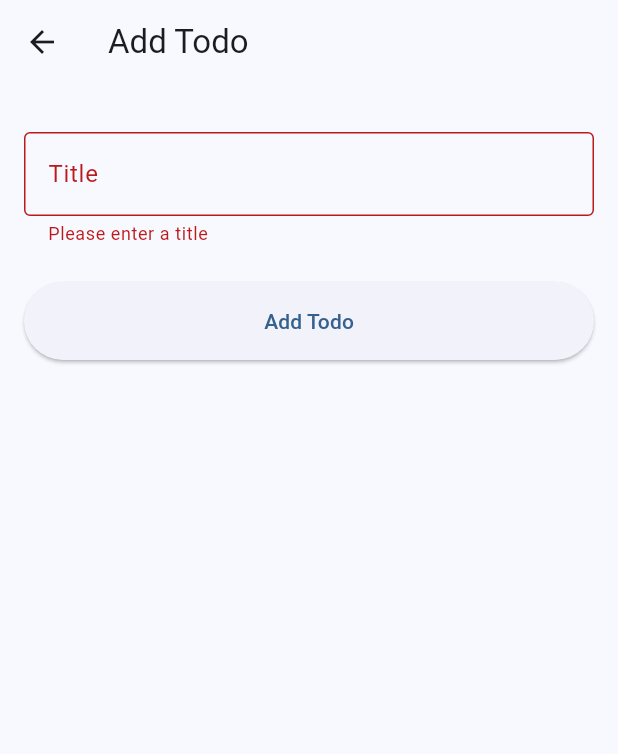
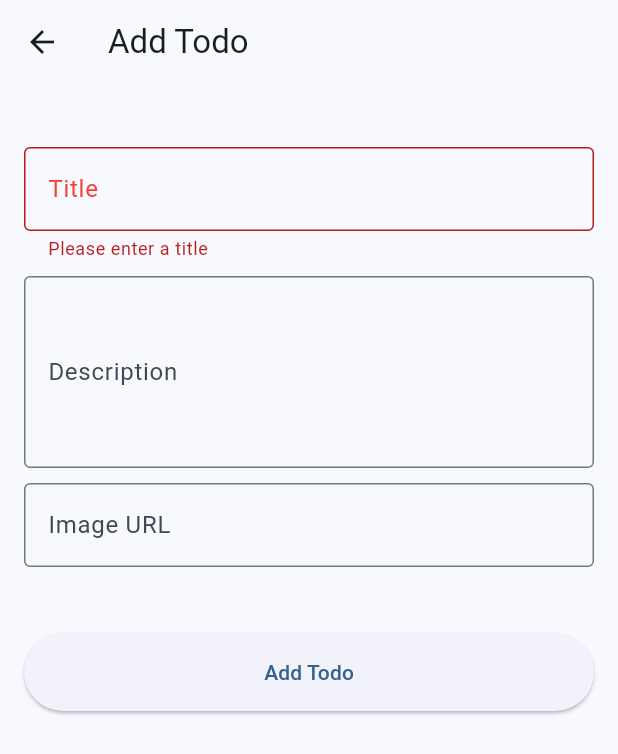
Before and after one commit to getflip/flutter_workshop_todo_app, a Flutter app: the TodoFormScreen screen opened directly, after a tap on "Add Todo", on a phone screen of 412 x 824 dp. Shown: the top 754 px of the screen. Run offline on Flutter 3.47's test engine with Material 3 defaults, Android fonts, the phone set to English and light mode, and no system bars; our stand-ins replace equatable, flutter_bloc, freezed_annotation, get_it, injectable, shared_preferences; accounts and stored records are empty; network calls fail.

Commit message:
add description and imageUrl

```diff
--- a/lib/features/todo/data/datasources/todo_remote_datasource.dart
+++ b/lib/features/todo/data/datasources/todo_remote_datasource.dart
@@ -31,9 +31,20 @@ class TodoRemoteDataSource {
     }
   }
 
-  Future<TodoDTO> addTodo(String title) async {
+  Future<TodoDTO> addTodo(String title, String? description, String? imageUrl) async {
     try {
-      final newTodo = {'title': title, 'createdAtSeconds': DateTime.now().millisecondsSinceEpoch ~/ 1000};
+      final newTodo = {
+        'title': title,
+        'createdAtSeconds': DateTime.now().millisecondsSinceEpoch ~/ 1000
+      };
+
+      if (description != null) {
+        newTodo.addAll({'description': description});
+      }
+
+      if (imageUrl != null) {
+        newTodo.addAll({'imageUrl': imageUrl});
+      }
 
       log('Sending todo: ${json.encode(newTodo)}');
 
--- a/lib/features/todo/data/repositories/todo_repository.dart
+++ b/lib/features/todo/data/repositories/todo_repository.dart
@@ -34,10 +34,10 @@ class TodoRepository {
   }
 
   // Add a new todo remotely
-  Future<void> addTodo(String title) async {
+  Future<void> addTodo(String title, String? description, String? imageUrl) async {
     try {
       // Add todo remotely
-      await remoteDataSource.addTodo(title);
+      await remoteDataSource.addTodo(title, description, imageUrl);
     } catch (e) {
       log('Error adding remote todo: $e');
     }
--- a/lib/features/todo/presentation/cubits/todo_cubit.dart
+++ b/lib/features/todo/presentation/cubits/todo_cubit.dart
@@ -21,10 +21,10 @@ class TodoCubit extends Cubit<TodoState> {
     }
   }
 
-  Future<void> addTodo(String title) async {
+  Future<void> addTodo(String title, String? description, String? imageUrl) async {
     try {
       emit(TodosLoading());
-      await _repository.addTodo(title);
+      await _repository.addTodo(title, description, imageUrl);
       await loadTodos();
     } catch (e) {
       emit(TodosError(message: e.toString()));
--- a/lib/features/todo/presentation/screens/todo_form_screen.dart
+++ b/lib/features/todo/presentation/screens/todo_form_screen.dart
@@ -13,16 +13,24 @@ class TodoFormScreen extends StatefulWidget {
 class _TodoFormScreenState extends State<TodoFormScreen> {
   final _formKey = GlobalKey<FormState>();
   final _titleController = TextEditingController();
+  final _descriptionController = TextEditingController();
+  final _imageUrlController = TextEditingController();
 
   @override
   void dispose() {
     _titleController.dispose();
+    _descriptionController.dispose();
+    _imageUrlController.dispose();
     super.dispose();
   }
 
   void _submitForm() {
     if (_formKey.currentState?.validate() ?? false) {
-      context.read<TodoCubit>().addTodo(_titleController.text);
+      context.read<TodoCubit>().addTodo(
+          _titleController.text,
+          _descriptionController.text,
+          _imageUrlController.text,
+      );
       Navigator.pop(context);
     }
   }
@@ -36,18 +44,29 @@ class _TodoFormScreenState extends State<TodoFormScreen> {
         child: Form(
           key: _formKey,
           child: Column(
+            spacing: 10,
             crossAxisAlignment: CrossAxisAlignment.stretch,
             children: [
               const SizedBox(height: 16),
               TextFormField(
                 controller: _titleController,
-                decoration: const InputDecoration(labelText: 'Title', border: OutlineInputBorder()),
+                decoration: _buildInputDecoration('Title', true),
                 validator: (value) {
                   if (value == null || value.isEmpty) {
                     return 'Please enter a title';
                   }
                   return null;
                 },
+              ),
+              TextFormField(
+                controller: _descriptionController,
+                decoration: _buildInputDecoration('Description', false),
+                minLines: 4,
+                maxLines: 8,
+              ),
+              TextFormField(
+                controller: _imageUrlController,
+                decoration: _buildInputDecoration('Image URL', false),
               ),
               const SizedBox(height: 24),
               ElevatedButton(
@@ -61,4 +80,11 @@ class _TodoFormScreenState extends State<TodoFormScreen> {
       ),
     );
   }
+
+  InputDecoration _buildInputDecoration(String labelText, bool? required) => InputDecoration(
+    suffixText: required! ? '*' : null,
+    labelStyle: required ? TextStyle(color: Colors.red) : null,
+    labelText: labelText,
+    border: OutlineInputBorder()
+  );
 }
```
